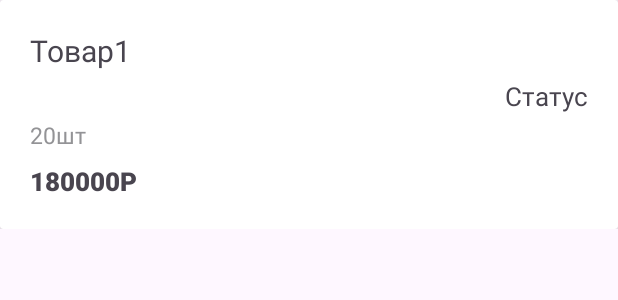
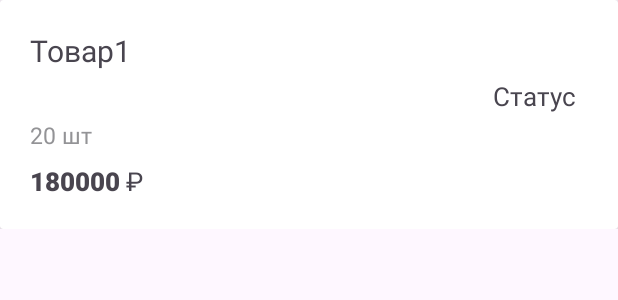
Before and after one commit to Ze1nFeeD/PromOrder, an Android app: the layout itemrecycleorduser.xml on its own in the app's theme, with its tools: preview values and no code run, on a phone screen of 412 x 824 dp. Shown: the top 300 px of the screen. Run offline under Robolectric (Android 15) with nearby library versions, the phone set to English and light mode, and no system bars.

Commit message:
small fix AdapterOrderAdmin and add "Р" , "шт" in all ItemrecycleView

```diff
--- a/app/src/main/java/com/example/promorder/AdapterProd.kt
+++ b/app/src/main/java/com/example/promorder/AdapterProd.kt
@@ -25,6 +25,7 @@ class AdapterProd(private val dataList: List<ProductEntity>) : RecyclerView.Adap
         val nameprod: TextView = view.findViewById(R.id.nameprod)
         val countprod: TextView = view.findViewById(R.id.countprod)
         val priceprod: TextView = view.findViewById(R.id.priceprod)
+
 
     }
     override fun onCreateViewHolder(parent: ViewGroup, viewType: Int): AdapterProd.ViewHolder {
--- a/app/src/main/res/layout/itemrecycleorduser.xml
+++ b/app/src/main/res/layout/itemrecycleorduser.xml
@@ -1,6 +1,7 @@
 <?xml version="1.0" encoding="utf-8"?>
 <androidx.constraintlayout.widget.ConstraintLayout xmlns:android="http://schemas.android.com/apk/res/android"
     xmlns:app="http://schemas.android.com/apk/res-auto"
+    xmlns:tools="http://schemas.android.com/tools"
     android:layout_width="match_parent"
     android:layout_height="wrap_content">
 
@@ -31,25 +32,45 @@
 
             <TextView
                 android:id="@+id/countorduser"
-                android:layout_width="match_parent"
+                android:layout_width="wrap_content"
                 android:layout_height="wrap_content"
                 android:layout_marginTop="32dp"
-                android:text="20шт"
+                android:text="20"
                 android:textColor="@color/grey"
                 android:textSize="15sp"
-                app:layout_constraintTop_toBottomOf="@+id/nameorduser"
-              />
+                app:layout_constraintStart_toStartOf="parent"
+                app:layout_constraintTop_toBottomOf="@+id/nameorduser" />
+
+            <TextView
+                android:layout_width="wrap_content"
+                android:layout_height="wrap_content"
+                android:layout_marginStart="4dp"
+                android:layout_marginTop="32dp"
+                android:text="шт"
+                android:textColor="@color/grey"
+                android:textSize="15sp"
+                app:layout_constraintStart_toEndOf="@+id/countorduser"
+                app:layout_constraintTop_toBottomOf="@+id/nameorduser" />
 
             <TextView
                 android:id="@+id/priceorduser"
-                android:layout_width="match_parent"
+                android:layout_width="wrap_content"
                 android:layout_height="wrap_content"
                 android:layout_marginTop="8dp"
                 android:fontFamily="sans-serif-black"
-                android:text="180000Р"
+                android:text="180000"
                 android:textSize="17dp"
-                app:layout_constraintEnd_toEndOf="parent"
                 app:layout_constraintStart_toStartOf="parent"
+                app:layout_constraintTop_toBottomOf="@+id/countorduser" />
+
+            <TextView
+                android:layout_width="wrap_content"
+                android:layout_height="wrap_content"
+                android:layout_marginStart="4dp"
+                android:layout_marginTop="8dp"
+                android:text="₽"
+                android:textSize="17dp"
+                app:layout_constraintStart_toEndOf="@+id/priceorduser"
                 app:layout_constraintTop_toBottomOf="@+id/countorduser" />
 
             <TextView
@@ -57,6 +78,7 @@
                 android:layout_width="wrap_content"
                 android:layout_height="wrap_content"
                 android:layout_marginTop="32dp"
+                android:layout_marginEnd="8dp"
                 android:text="Статус"
                 android:textSize="17dp"
                 app:layout_constraintEnd_toEndOf="parent"
```
Also changed, not shown: app/src/main/java/com/example/promorder/AdapterOrderAdmin.kt (+7 -0 lines), app/src/main/res/layout/itemrecycleorderamdin.xml (+28 -7 lines), app/src/main/res/layout/itemrecycleprod.xml (+40 -11 lines), app/src/main/res/layout/itemrecycleproduser.xml (+26 -7 lines).
